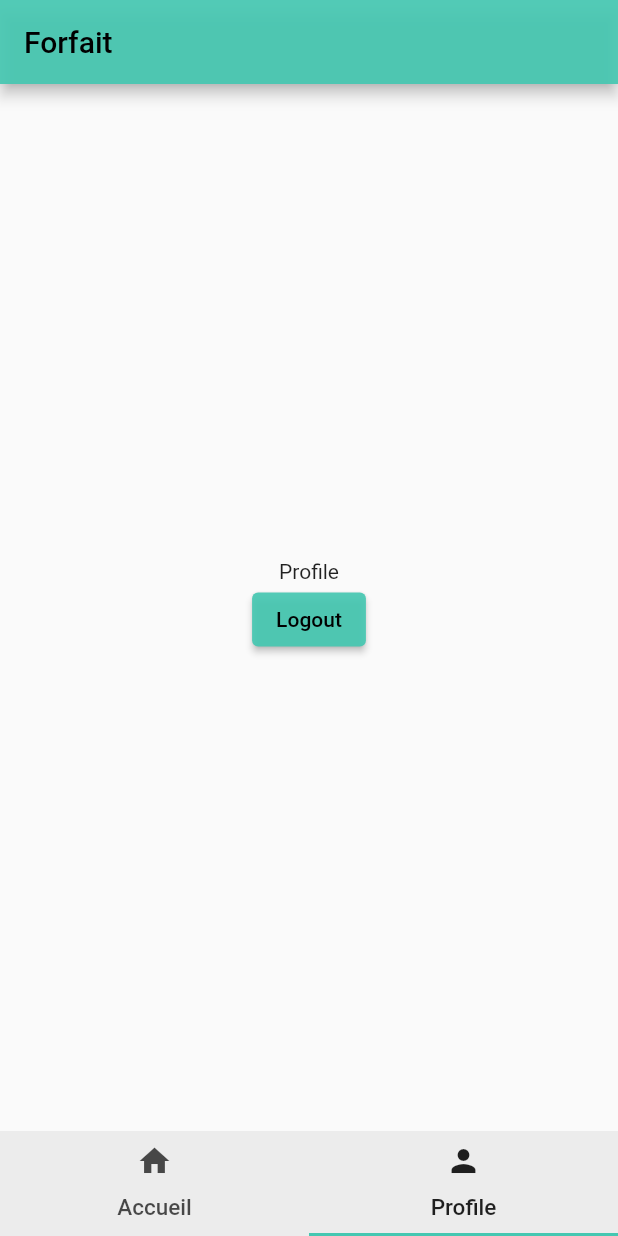
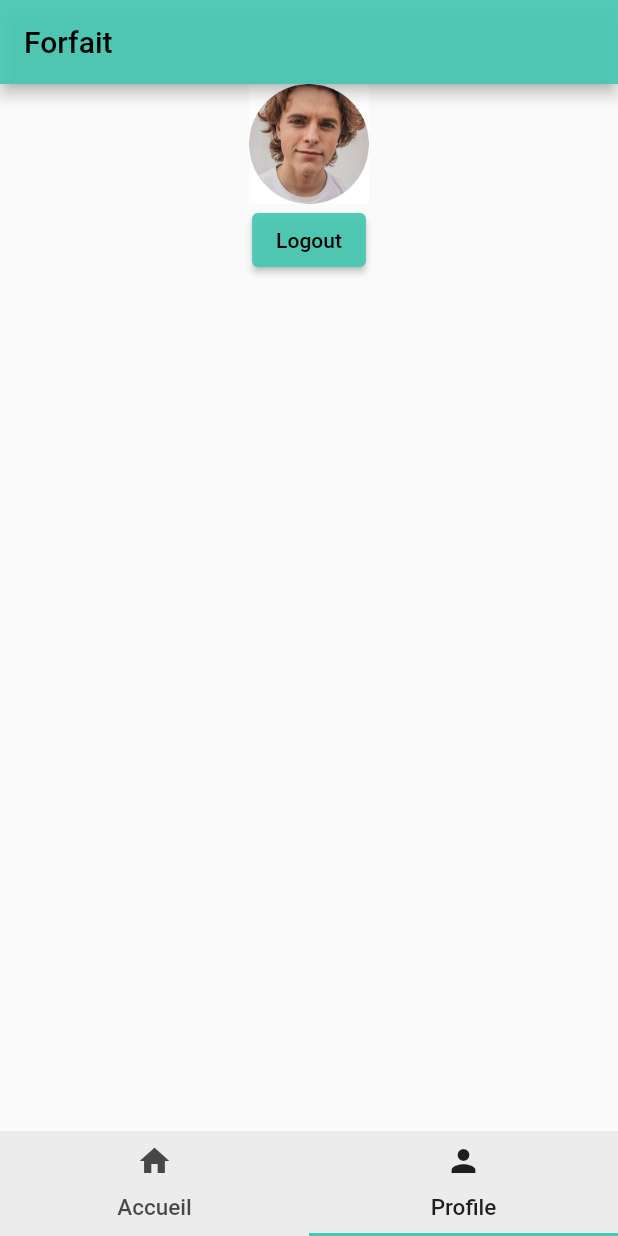
Before and after one commit to FYHNJ/forfait_mo50, a Flutter app: the MyHomePage screen opened directly, tab 2 chosen, on a phone screen of 412 x 824 dp. Run offline on Flutter 3.47's test engine with Material 2 defaults, Android fonts, the phone set to English and light mode, and no system bars.

Commit message:
profile1

```diff
--- a/lib/Accueil/accueil.dart
+++ b/lib/Accueil/accueil.dart
@@ -59,10 +59,12 @@ class _AccueilState extends State<Accueil> {
         Positioned(
             top: 25,
             left: 165,
-            child: Image.asset(
-              'assets/images/1.jpeg',
-              width: 70,
-              height: 70,
+            child: Center(
+              child: Image.asset(
+                'assets/images/1.jpeg',
+                width: 70,
+                height: 70,
+              ),
             )),
         Padding(
           // Padding widget adds empty space
--- a/lib/Profile/profile.dart
+++ b/lib/Profile/profile.dart
@@ -13,16 +13,19 @@ class _Profile extends State<Profile> {
   @override
   Widget build(BuildContext context) {
     return Column(
-      mainAxisAlignment: MainAxisAlignment.center,
-      children: [
-        const Text('Profile'),
+      children: <Widget>[
+        Image.asset(
+          'assets/images/MarcDupont.jpg',
+          width: 80,
+          height: 80,
+        ),
         ElevatedButton(
           onPressed: () {
             Navigator.pushReplacement(context,
                 MaterialPageRoute(builder: (context) => const LoginPage()));
           },
           child: const Text('Logout'),
-        )
+        ),
       ],
     );
   }
--- a/pubspec.yaml
+++ b/pubspec.yaml
@@ -64,6 +64,8 @@ flutter:
   assets:
      - assets/images/1.jpeg
      - assets/images/2.png
+     - assets/images/facture.jpg
+     - assets/images/MarcDupont.jpg
 
 
   # An image asset can refer to one or more resolution-specific "variants", see
```
Also changed, not shown: assets/images/MarcDupont.jpg (added), assets/images/facture.jpg (added), pubspec.lock, 2 other files.
